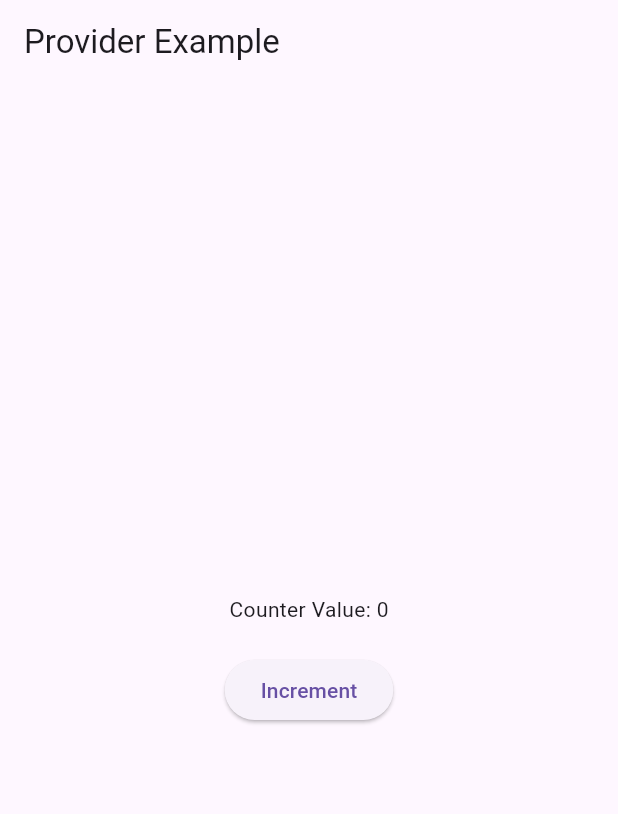
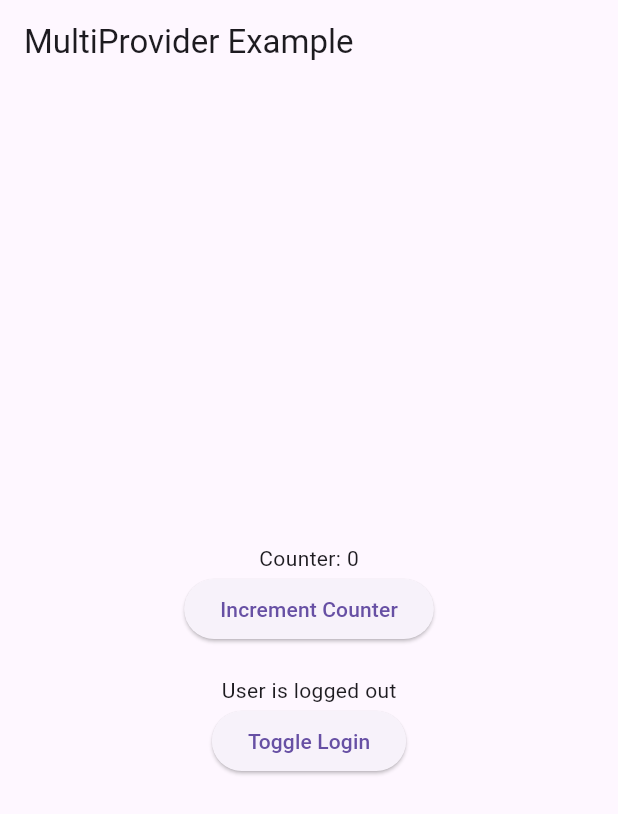
Before and after one commit to sreedeviluminar/provider_simple_example, a Flutter app: the screen it shows after launch, on a phone screen of 412 x 824 dp. Shown: the top 814 px of the screen. Run offline on Flutter 3.47's test engine with Material 3 defaults, Android fonts, the phone set to English and light mode, and no system bars.

Commit message:
initial commit

```diff
--- /dev/null
+++ b/lib/using_multi_provider/mainn.dart
@@ -0,0 +1,62 @@
+import 'package:flutter/material.dart';
+import 'package:provider/provider.dart';
+import 'package:provider_simple_example/using_multi_provider/providers/auth_provider.dart';
+import 'package:provider_simple_example/using_multi_provider/providers/count_provider.dart';
+
+void main() {
+  runApp(
+    MaterialApp(
+    home:MultiProvider(
+      providers: [
+        ChangeNotifierProvider(create: (context) => CounterProvider()),
+        ChangeNotifierProvider(create: (context) => AuthProvider()),
+        // Add more providers as needed
+      ],
+      child: MyHomePage(),
+    ),
+    )
+  );
+}
+
+class MyHomePage extends StatelessWidget {
+  @override
+  Widget build(BuildContext context) {
+    return Scaffold(
+      appBar: AppBar(
+        title: const Text('MultiProvider Example'),
+      ),
+      body: Center(
+        child: Column(
+          mainAxisAlignment: MainAxisAlignment.center,
+          children: <Widget>[
+            // Access the CounterProvider
+            Text('Counter: ${Provider.of<CounterProvider>(context).counter}'),
+            ElevatedButton(
+              onPressed: () {
+                // Increment the counter
+                Provider.of<CounterProvider>(context, listen: false).increment();
+              },
+              child: const Text('Increment Counter'),
+            ),
+            const SizedBox(height: 20),
+            // Access the AuthProvider
+            Consumer<AuthProvider>(
+              builder: (context, authProvider, child) {
+                return Text('User is ${authProvider.isLoggedIn ? 'logged in' : 'logged out'}');
+              },
+            ),
+            ElevatedButton(
+              onPressed: () {
+                // Toggle login/logout
+                Provider.of<AuthProvider>(context, listen: false).isLoggedIn
+                    ? Provider.of<AuthProvider>(context, listen: false).logout()
+                    : Provider.of<AuthProvider>(context, listen: false).login();
+              },
+              child: const Text('Toggle Login'),
+            ),
+          ],
+        ),
+      ),
+    );
+  }
+}
--- /dev/null
+++ b/lib/using_multi_provider/providers/auth_provider.dart
@@ -0,0 +1,18 @@
+
+import 'package:flutter/cupertino.dart';
+
+class AuthProvider with ChangeNotifier {
+  bool _isLoggedIn = false;
+
+  bool get isLoggedIn => _isLoggedIn;
+
+  void login() {
+    _isLoggedIn = true;
+    notifyListeners();
+  }
+
+  void logout() {
+    _isLoggedIn = false;
+    notifyListeners();
+  }
+}
--- /dev/null
+++ b/lib/using_multi_provider/providers/count_provider.dart
@@ -0,0 +1,12 @@
+import 'package:flutter/foundation.dart';
+
+class CounterProvider with ChangeNotifier {
+  int _counter = 0;
+
+  int get counter => _counter;
+
+  void increment() {
+    _counter++;
+    notifyListeners();
+  }
+}
--- a/lib/main.dart
+++ b/lib/using_single_provider/main.dart
@@ -1,6 +1,6 @@
 import 'package:flutter/material.dart';
 import 'package:provider/provider.dart';
-import 'package:provider_simple_example/provider/counter_provider.dart';
+import 'package:provider_simple_example/using_single_provider/provider/counter_provider.dart';
 
 void main() {
   runApp(MyApp());
@@ -25,19 +25,19 @@ class MyHomePage extends StatelessWidget {
 
     return Scaffold(
       appBar: AppBar(
-        title: Text('Provider Example'),
+        title: const Text('Provider Example'),
       ),
       body: Center(
         child: Column(
           mainAxisAlignment: MainAxisAlignment.center,
           children: <Widget>[
             Text('Counter Value: ${counterProvider.counter.value}'),
-            SizedBox(height: 20),
+            const SizedBox(height: 20),
             ElevatedButton(
               onPressed: () {
                 counterProvider.increment();
               },
-              child: Text('Increment'),
+              child: const Text('Increment'),
             ),
           ],
         ),
--- a/lib/model/counter_model.dart
+++ b/lib/using_single_provider/model/counter_model.dart
@@ -1,5 +1,4 @@
 class Counter {
   int value;
-
   Counter(this.value);
 }
--- a/lib/provider/counter_provider.dart
+++ b/lib/using_single_provider/provider/counter_provider.dart
@@ -2,7 +2,7 @@ import 'package:flutter/material.dart';
 import '../model/counter_model.dart';
 
 class CounterProvider extends ChangeNotifier {
-  Counter _counter = Counter(0);
+  final Counter _counter = Counter(0);
 
   Counter get counter => _counter;
 
```
Also changed, not shown: lib/using_single_provider/usingconsumer.dart (added, +56 -0 lines), 1 other file.
